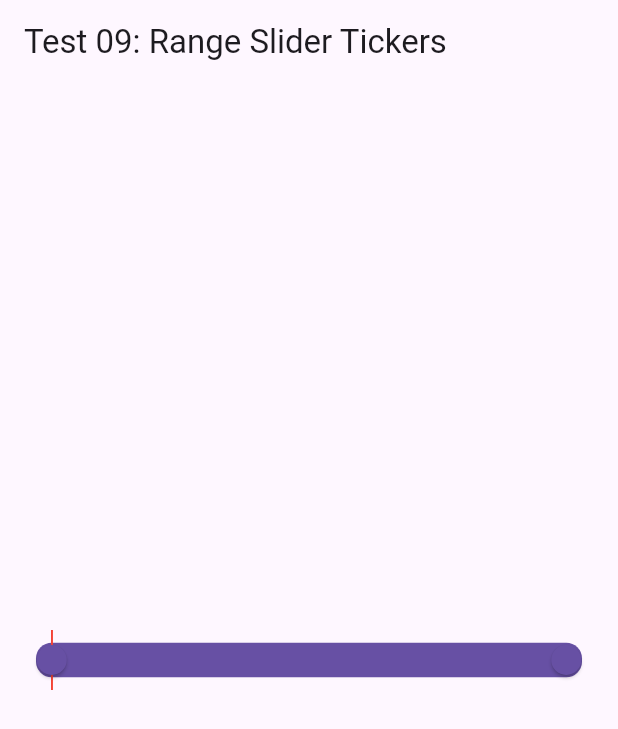
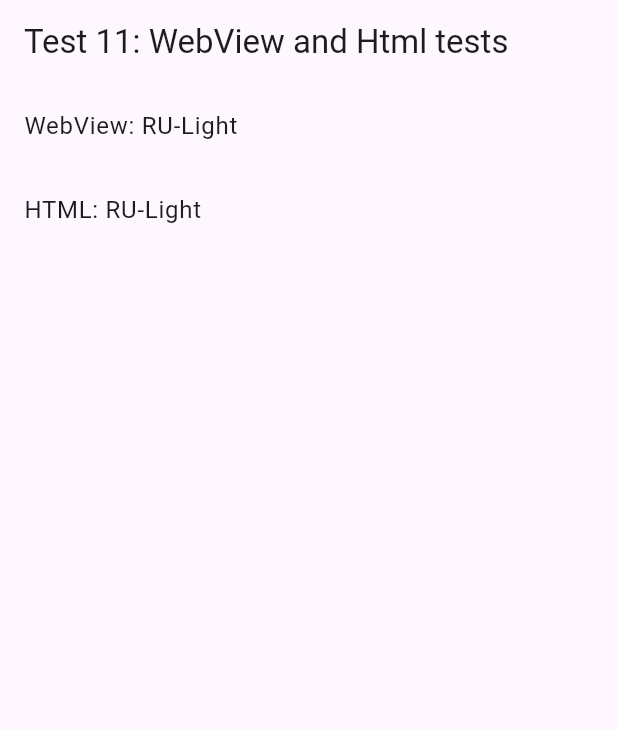
Before and after one commit to chplalex/flutter_tests, a Flutter app: the screen it shows after launch, on a phone screen of 412 x 824 dp. Shown: the top 729 px of the screen. Run offline on Flutter 3.47's test engine with Material 3 defaults, Android fonts, the phone set to English and light mode, and no system bars; our stand-ins replace flutter_html, simple_animations, uni_links, webview_flutter; missing offline and left inert: http_proxy, music_visualizer.

Commit message:
Added new test

```diff
--- a/lib/main.dart
+++ b/lib/main.dart
@@ -1,16 +1,21 @@
 import 'package:flutter/material.dart';
-import 'package:flutter_tests/test09.dart';
+import 'package:flutter_tests/test11.dart';
 
-import 'test08.dart';
+import 'routes.dart';
+
+// HttpProxy? httpProxy;
 
 void main() async {
   WidgetsFlutterBinding.ensureInitialized();
-
-  runApp(const MyApp());
+  // httpProxy = await HttpProxy.createHttpProxy();
+  // HttpOverrides.global = httpProxy;
+  runApp(MyApp());
 }
 
 class MyApp extends StatelessWidget {
-  const MyApp({Key? key}) : super(key: key);
+  MyApp({super.key});
+
+  final _routes = Routes();
 
   // This widget is the root of your application.
   @override
@@ -21,7 +26,7 @@ class MyApp extends StatelessWidget {
       theme: ThemeData(
         primarySwatch: Colors.blue,
       ),
-      home: const Test09(),
+      routes: _routes.getRoutes(),
     );
   }
 }
--- /dev/null
+++ b/lib/routes.dart
@@ -0,0 +1,17 @@
+import 'package:flutter/widgets.dart';
+import 'package:flutter_tests/test11.dart';
+
+import 'html_page.dart';
+import 'web_view_page.dart';
+
+class Routes {
+  static const home = '/';
+  static const webview = '/webview';
+  static const html = '/html';
+
+  Map<String, WidgetBuilder> getRoutes() => {
+        Routes.home: (BuildContext context) => const Test11(),
+        Routes.webview: (BuildContext context) => const WebViewPage(),
+        Routes.html: (BuildContext context) => const HtmlPage(),
+      };
+}
--- /dev/null
+++ b/lib/test11.dart
@@ -0,0 +1,65 @@
+import 'package:flutter/material.dart';
+import 'package:http/http.dart';
+
+import 'routes.dart';
+
+class Test11 extends StatefulWidget {
+  const Test11({super.key});
+
+  @override
+  State<StatefulWidget> createState() => _State();
+}
+
+class _State extends State<Test11> {
+  late final Future<Response> _future;
+
+  @override
+  void initState() {
+    super.initState();
+  }
+
+  @override
+  Widget build(BuildContext context) => Scaffold(
+        appBar: AppBar(
+          title: Text("Test 11: WebView and Html tests", style: Theme.of(context).textTheme.titleLarge),
+        ),
+        body: Center(child: _buildWidget(context)),
+      );
+
+  Widget _buildWidget(BuildContext context) => Column(
+        crossAxisAlignment: CrossAxisAlignment.start,
+        children: [
+          _listTileWebView(context, title: 'RU-Light', content: contentRuLight),
+          _listTileHtml(context, title: 'RU-Light', content: contentRuLight),
+        ],
+      );
+
+  ListTile _listTileWebView(BuildContext context, {required String title, required String content}) => ListTile(
+        title: Text('WebView: $title'),
+        onTap: () => _navigate(context, routeName: Routes.webview, content: content),
+      );
+
+  ListTile _listTileHtml(BuildContext context, {required String title, required String content}) => ListTile(
+        title: Text('HTML: $title'),
+        onTap: () => _navigate(context, routeName: Routes.html, content: content),
+      );
+
+  void _navigate(
+    BuildContext context, {
+    required String routeName,
+    required String content,
+  }) =>
+      Navigator.of(context).pushNamed(
+        routeName,
+        arguments: content,
+      );
+}
+
+const contentRuLight = '''
+<p><span style="color:#404040;font-size:18pt;">Вещание интернет радиостанции</span><span style="font-size:18pt;">&nbsp;</span><strong><span style="color:#404040;font-size:18pt;">&laquo;Первое Союзное Радио&raquo;</span></strong><strong><span style="font-size:18pt;">&nbsp;</span></strong><span style="color:#404040;font-size:18pt;">началось 1 марта 2020 года. Нас можно слушать круглосуточно, 7 дней в неделю.</span></p>
+<p><span style="color:#404040;font-size:18pt;">Вы узнаете всё о жизни</span><span style="font-size:18pt;">&nbsp;Союзного государства Беларуси и России.&nbsp;</span><span style="color:#404040;font-size:18pt;">Услышите любимые белорусские и российские песни, интервью на актуальные темы и свежие новости.</span></p>
+<p><span style="color:#404040;font-size:18pt;">В эфире звучат программы, созданные по заказу</span><span style="font-size:18pt;">&nbsp;Телерадиовещательной Организации Союзного государства&nbsp;</span><span style="color:#404040;font-size:18pt;">и выходящие в эфир на крупнейших радиостанциях России и Беларуси.</span></p>
+<p><span style="color:#404040;font-size:18pt;">Каждый час на Первом Союзном Радио выходят свежие выпуски новостей.</span></p>
+<p><strong><span style="color:#404040;font-size:18pt;">Россия и Беларусь!</span></strong></p>
+<p><strong><span style="color:#404040;font-size:18pt;">Две страны &mdash; одно радио!</span></strong></p>
+''';
```
Also changed, not shown: lib/html_page.dart (added, +56 -0 lines), lib/test10.dart (added, +111 -0 lines), lib/web_view_page.dart (added, +59 -0 lines), pubspec.yaml (+12 -9 lines), pubspec.lock, 2 other files.
